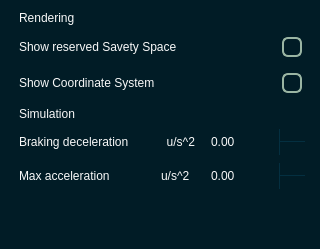
Old version of the form pse/umlsl_editor/src/view/widgets/qt_widgets/settings_dialog.ui in the repository 69420pm/UMLSL-traffic-editor.
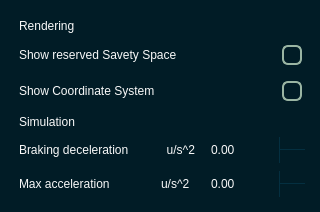
New version of the form. Icons and pictures are not drawn.

The edit to the form file:
```diff
--- a/pse/umlsl_editor/src/view/widgets/qt_widgets/settings_dialog.ui
+++ b/pse/umlsl_editor/src/view/widgets/qt_widgets/settings_dialog.ui
@@ -7,7 +7,7 @@
     <x>0</x>
     <y>0</y>
     <width>320</width>
-    <height>249</height>
+    <height>196</height>
    </rect>
   </property>
   <property name="sizePolicy">
@@ -239,7 +239,7 @@
        <number>0</number>
       </property>
       <property name="topMargin">
-       <number>0</number>
+       <number>8</number>
       </property>
       <property name="rightMargin">
        <number>0</number>
@@ -536,19 +536,6 @@
      </layout>
     </widget>
    </item>
-   <item>
-    <spacer name="verticalSpacer">
-     <property name="orientation">
-      <enum>Qt::Orientation::Vertical</enum>
-     </property>
-     <property name="sizeHint" stdset="0">
-      <size>
-       <width>20</width>
-       <height>40</height>
-      </size>
-     </property>
-    </spacer>
-   </item>
   </layout>
  </widget>
  <resources>
```
